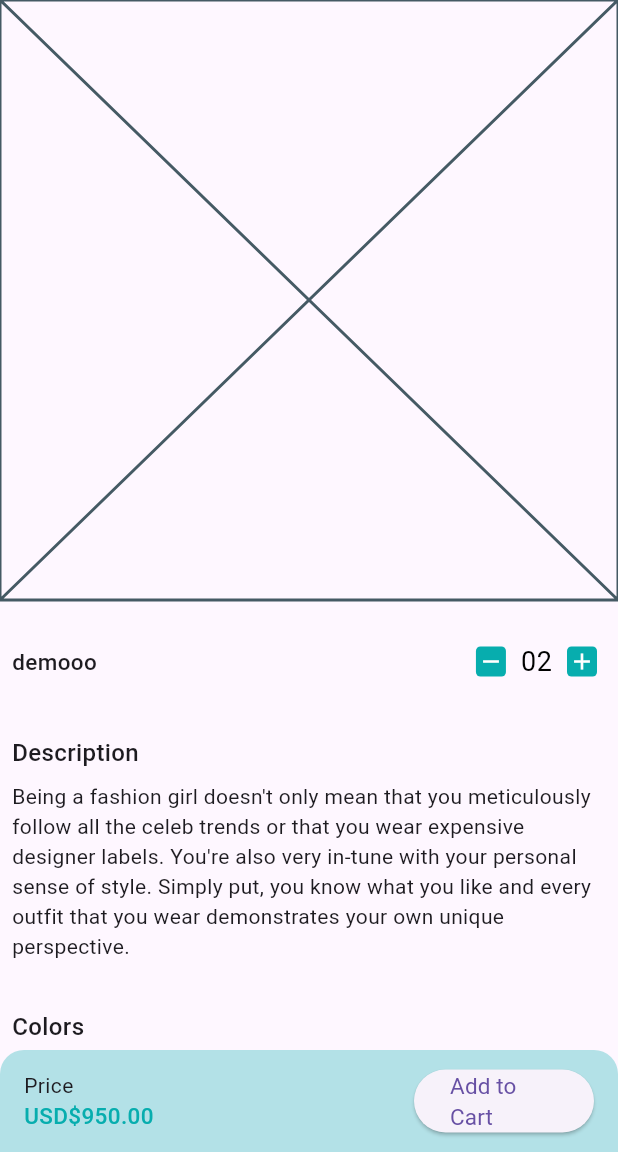
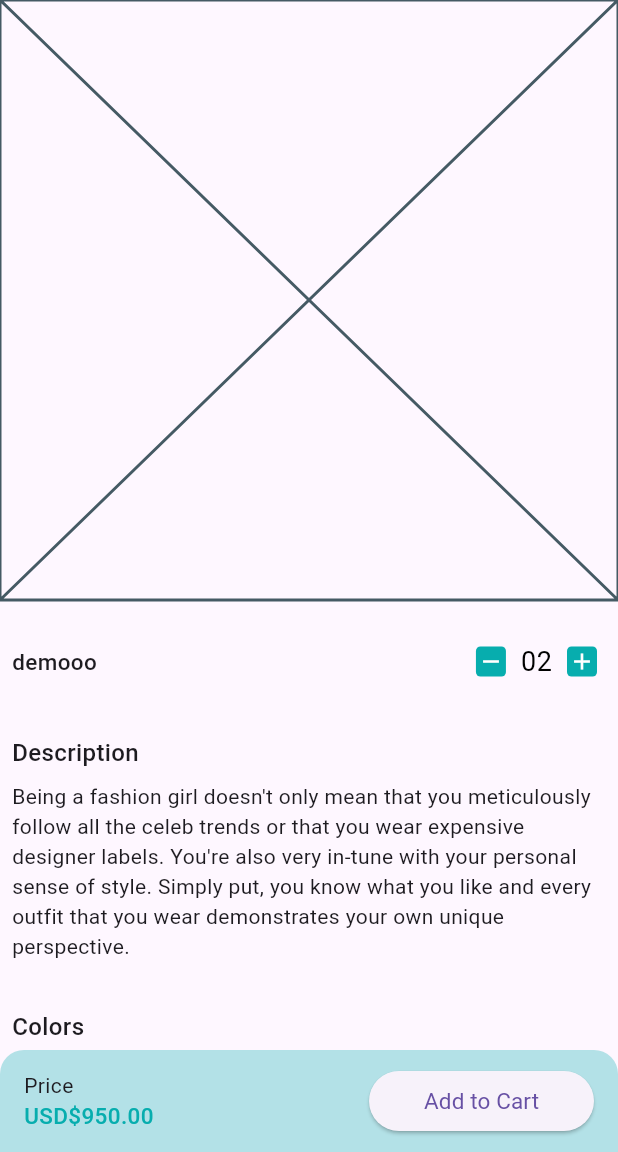
Before and after one commit to Rokeya17/E-commerce_Flutter-UI, a Flutter app: the ProductDetailsScreen screen opened directly, after a tap on the "add" icon, on a phone screen of 412 x 824 dp, the part 84-1236 px from its top. Run offline on Flutter 3.47's test engine with Material 3 defaults, Android fonts, the phone set to English and light mode, and no system bars; our stand-ins replace get.

Commit message:
Related products screen has been added.

```diff
--- a/lib/Screens/addtocart_screen.dart
+++ b/lib/Screens/addtocart_screen.dart
@@ -1,7 +1,7 @@
 import 'package:flutter/material.dart';
 
 import '../utility/appcolors.dart';
-import 'productcart_screen.dart'; // Importing CartProductScreen if necessary
+import 'cartproduct_screen.dart';
 
 class AddToCartScreen extends StatefulWidget {
   final List<double> prices;
@@ -14,7 +14,6 @@ class AddToCartScreen extends StatefulWidget {
 
 class _AddToCartScreenState extends State<AddToCartScreen> {
   double calculateTotalPrice() {
-    // Summing up prices of all items in the cart
     return widget.prices
         .fold(0, (previousValue, price) => previousValue + price);
   }
@@ -31,8 +30,7 @@ class _AddToCartScreenState extends State<AddToCartScreen> {
         elevation: 0,
         leading: IconButton(
           onPressed: () {
-            Navigator.of(context)
-                .pop(); // Navigate back when back arrow is pressed
+            Navigator.of(context).pop();
           },
           icon: const Icon(
             Icons.arrow_back,
@@ -46,7 +44,6 @@ class _AddToCartScreenState extends State<AddToCartScreen> {
             child: ListView.builder(
               itemCount: widget.prices.length,
               itemBuilder: (context, index) {
-                // If you're using CartProductScreen, pass the price here
                 return CartProductScreen(price: widget.prices[index]);
               },
             ),
--- a/lib/Screens/home_screen.dart
+++ b/lib/Screens/home_screen.dart
@@ -49,9 +49,7 @@ class _HomeScreenState extends State<HomeScreen> {
           crossAxisSpacing: 8,
         ),
         itemBuilder: (context, index) {
-          return const FittedBox(
-            child: ProductCard(),
-          );
+          return const FittedBox(child: ProductCard());
         },
         itemCount: 4,
       ),
--- a/lib/Screens/productdetails_screen.dart
+++ b/lib/Screens/productdetails_screen.dart
@@ -1,3 +1,4 @@
+import 'package:ecom_ui/Screens/relatedproducts_screen.dart';
 import 'package:ecom_ui/Screens/widgets/productimage_slider.dart';
 import 'package:flutter/material.dart';
 
@@ -166,7 +167,7 @@ class _ProductDetailsScreenState extends State<ProductDetailsScreen> {
               fontWeight: FontWeight.w500,
             ),
           ),
-          const SizedBox(height: 8),
+          const SizedBox(height: 16),
           Row(
             children: sizes.asMap().entries.map((entry) {
               final index = entry.key;
@@ -199,6 +200,10 @@ class _ProductDetailsScreenState extends State<ProductDetailsScreen> {
               );
             }).toList(),
           ),
+          const SizedBox(
+            height: 8,
+          ),
+          const RelatedProductScreen(),
         ],
       ),
     );
@@ -232,7 +237,7 @@ class _ProductDetailsScreenState extends State<ProductDetailsScreen> {
             ],
           ),
           SizedBox(
-            width: 120,
+            width: 150,
             child: ElevatedButton(
               onPressed: () {},
               child: const Text(
--- /dev/null
+++ b/lib/Screens/relatedproducts_screen.dart
@@ -0,0 +1,47 @@
+import 'package:ecom_ui/Screens/widgets/product_card.dart';
+import 'package:flutter/material.dart';
+
+class RelatedProductScreen extends StatelessWidget {
+  const RelatedProductScreen({
+    Key? key,
+  }) : super(key: key);
+
+  @override
+  Widget build(BuildContext context) {
+    return SingleChildScrollView(
+      child: Padding(
+        padding: const EdgeInsets.all(8.0),
+        child: SafeArea(
+          child: Row(
+            children: [
+              Container(
+                width: 150,
+                child: const Text(
+                  'Related Products',
+                  style: TextStyle(fontWeight: FontWeight.bold, fontSize: 20),
+                ),
+              ),
+              const SizedBox(
+                height: 8,
+              ),
+              Expanded(
+                child: GridView.builder(
+                  gridDelegate: const SliverGridDelegateWithFixedCrossAxisCount(
+                    crossAxisCount: 2,
+                    mainAxisSpacing: 8.0,
+                    crossAxisSpacing: 8.0,
+                  ),
+                  itemBuilder: (context, index) {
+                    return const ProductCard();
+                  },
+                  itemCount: 8,
+                  shrinkWrap: true,
+                ),
+              ),
+            ],
+          ),
+        ),
+      ),
+    );
+  }
+}
--- a/lib/Screens/widgets/product_card.dart
+++ b/lib/Screens/widgets/product_card.dart
@@ -4,7 +4,7 @@ import 'package:get/get.dart';
 import '../../utility/appcolors.dart';
 import '../../utility/imageasset.dart';
 import '../addtocart_screen.dart';
-import '../productdetails_screen.dart'; // Import the AddToCartScreen
+import '../productdetails_screen.dart';
 
 class ProductCard extends StatelessWidget {
   const ProductCard({Key? key}) : super(key: key);
@@ -20,7 +20,7 @@ class ProductCard extends StatelessWidget {
         elevation: 4,
         shape: RoundedRectangleBorder(borderRadius: BorderRadius.circular(8)),
         child: SizedBox(
-          width: 150,
+          width: 120,
           child: Column(
             crossAxisAlignment: CrossAxisAlignment.start,
             children: [
```
Also changed, not shown: lib/Screens/cartproduct_screen.dart (renamed from lib/Screens/productcart_screen.dart).
